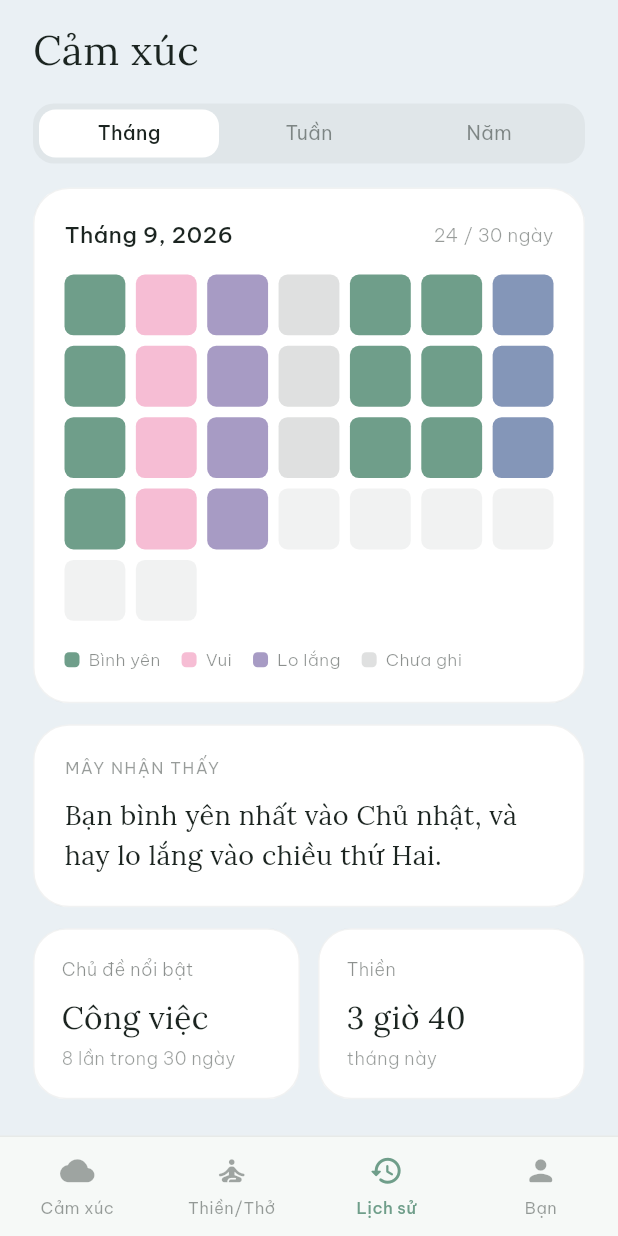
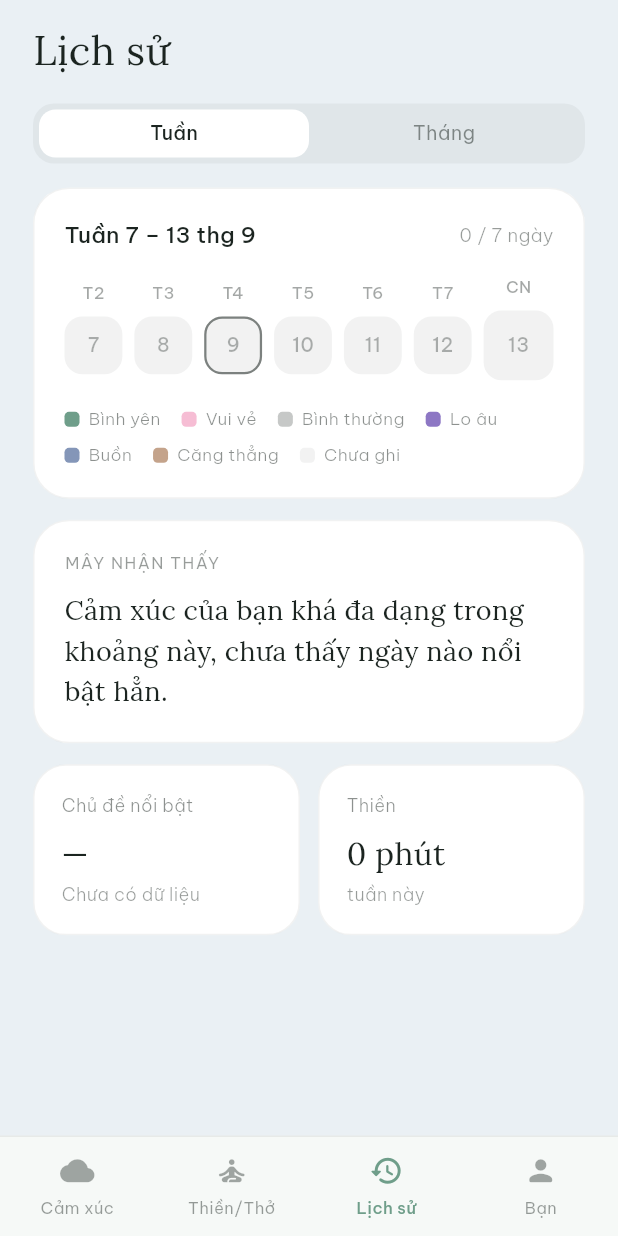
Before and after one commit to vietnguyen1254/an, a Flutter app: the MainTabs screen opened directly, item 3 of the bottom bar chosen, on a phone screen of 412 x 824 dp. Run offline on Flutter 3.47's test engine with Material 3 defaults, Android fonts, the phone set to English and light mode, and no system bars; our stand-ins replace firebase_auth, firebase_core, google_sign_in, just_audio, just_audio_background, shared_preferences and 1 more; missing offline and left inert: flutter_facebook_auth; accounts and stored records are empty; network calls fail.

Commit message:
Sync journal entries to the backend; real week/month history; mood tweaks
Auth: AuthApi.syncSession now returns the app JWT (was discarded
before) and AppState persists it, so /v1/entries calls can actually
authenticate.

AppState: fetches entries from the backend on sign-in/launch (falls
back to local-only on failure), and saveDraftEntry() posts new entries
/ patches existing ones in the background — local state updates
immediately either way, sync never blocks the UI. One entry per day:
beginDraftEntry() (called before opening the check-in flow) loads
today's existing entry into the draft if there is one, so saving
overwrites it instead of creating a duplicate.

JournalEntry gained a real entryDate (was just a display string before
— no way to group by day/week/month).

Journal screen ("Lịch sử" tab, was titled "Cảm xúc" — didn't match):
- Removed the Năm tab; Tuần/Tháng only, both driven by real entries.
- Week gets its own single-row 7-day layout; month keeps the 7-column
  grid, now colored from actual recorded moods instead of a hardcoded
  pattern. Tapping a day opens that day's real entry (was always
  entries.first).
- Legend covers all 6 moods (was hardcoded to 3 + "chưa ghi").
- "Mây nhận thấy" is a real rule-based insight now (lib/services/
  mood_insight.dart — ~30 template sentences across 4 scenarios,
  filled only with what the selected range's data actually shows, no
  fabrication). "Chủ đề nổi bật" is a real top-tag count over the
  range. "Thiền" stays at 0 phút — there's no listening-time tracking
  yet, showing a made-up number would be worse than admitting that.

Home screen: wired the "Ghi lại cảm xúc" button to beginDraftEntry().

Mood/May tweaks: lo lắng's color deepened (was too close to other
pastels) and its mouth changed from a round "o" (read as surprise) to
a small wavy/uneasy shape.

Co-Authored-By: Claude Sonnet 5 <noreply@anthropic.com>
Claude-Session: https://claude.ai/code/session_01BESPHactjVcMAqoGDnScay

```diff
--- a/lib/models/journal_entry.dart
+++ b/lib/models/journal_entry.dart
@@ -1,3 +1,4 @@
+import '../utils/vn_date.dart';
 import 'mood.dart';
 
 class JournalEntry {
@@ -8,6 +9,9 @@ class JournalEntry {
   final List<String> tags;
   final String note;
 
+  /// Calendar day this entry belongs to (for week/month/year grouping).
+  final DateTime entryDate;
+
   const JournalEntry({
     required this.id,
     required this.dateLabel,
@@ -15,5 +19,34 @@ class JournalEntry {
     required this.intensity,
     required this.tags,
     required this.note,
+    required this.entryDate,
   });
+
+  factory JournalEntry.fromJson(Map<String, dynamic> json) {
+    final date = DateTime.parse(json['entry_date'] as String);
+    return JournalEntry(
+      id: json['id'] as String,
+      dateLabel: formatEntryDateLabel(date),
+      mood: Mood.values.byName(json['mood'] as String),
+      intensity: json['intensity'] as int,
+      tags: (json['tags'] as List<dynamic>).cast<String>(),
+      note: json['note'] as String? ?? '',
+      entryDate: date,
+    );
+  }
+
+  Map<String, dynamic> toJson() => {
+        'mood': mood.name,
+        'intensity': intensity,
+        'tags': tags,
+        'note': note,
+        'entry_date': '${entryDate.year.toString().padLeft(4, '0')}-${entryDate.month.toString().padLeft(2, '0')}-${entryDate.day.toString().padLeft(2, '0')}',
+      };
 }
+
+/// "Thứ Ba, 1 tháng 9 · 21:12" — matches the seed entry's original format.
+String formatEntryDateLabel(DateTime d) {
+  final hh = d.hour.toString().padLeft(2, '0');
+  final mm = d.minute.toString().padLeft(2, '0');
+  return '${formatVietnameseDate(d)} · $hh:$mm';
+}
--- a/lib/screens/home/home_screen.dart
+++ b/lib/screens/home/home_screen.dart
@@ -111,7 +111,10 @@ class _HomeScreenState extends State<HomeScreen> {
                       label: isFirstDay ? 'Ghi cảm xúc đầu tiên' : 'Ghi lại cảm xúc',
                       variant: AppButtonVariant.sage,
                       height: 50,
-                      onPressed: () => Navigator.of(context).push(MaterialPageRoute(builder: (_) => const MoodCheckInScreen())),
+                      onPressed: () {
+                        context.read<AppState>().beginDraftEntry();
+                        Navigator.of(context).push(MaterialPageRoute(builder: (_) => const MoodCheckInScreen()));
+                      },
                     ),
                   ],
                 ),
--- a/lib/screens/journal/day_detail_screen.dart
+++ b/lib/screens/journal/day_detail_screen.dart
@@ -37,7 +37,7 @@ class DayDetailScreen extends StatelessWidget {
                 mainAxisAlignment: MainAxisAlignment.spaceBetween,
                 children: [
                   Text(
-                    'Tháng 9',
+                    'Tháng ${entry.entryDate.month}',
                     style: TextStyle(
                       fontFamily: 'BeVietnamPro',
                       fontSize: 14,
--- a/lib/screens/journal/journal_screen.dart
+++ b/lib/screens/journal/journal_screen.dart
@@ -1,11 +1,42 @@
 import 'package:flutter/material.dart';
 import 'package:provider/provider.dart';
+import '../../models/journal_entry.dart';
+import '../../models/mood.dart';
+import '../../services/mood_insight.dart';
 import '../../state/app_state.dart';
 import '../../theme/colors.dart';
 import 'day_detail_screen.dart';
 
-const _dayColors = [AppColors.sage, AppColors.rose, AppColors.lavender, Color(0x241B2420), AppColors.sage, AppColors.sage, AppColors.blueGray];
-const _rangeTabs = ['Tháng', 'Tuần', 'Năm'];
+const _rangeTabs = ['Tuần', 'Tháng'];
+const _weekdayShort = ['T2', 'T3', 'T4', 'T5', 'T6', 'T7', 'CN'];
+const _emptyDayColor = Color(0x0F1B2420); // matches AppColors.ink @ 6%
+
+String _dayKey(DateTime d) => '${d.year}-${d.month}-${d.day}';
+
+class _TopTag {
+  final String label;
+  final int count;
+  const _TopTag(this.label, this.count);
+}
+
+_TopTag? _topTag(List<JournalEntry> entries) {
+  final counts = <String, int>{};
+  for (final e in entries) {
+    for (final t in e.tags) {
+      counts[t] = (counts[t] ?? 0) + 1;
+    }
+  }
+  if (counts.isEmpty) return null;
+  final top = counts.entries.reduce((a, b) => a.value >= b.value ? a : b);
+  final label = kTags.firstWhere((t) => t.key == top.key, orElse: () => TagDef(top.key, top.key)).label;
+  return _TopTag(label, top.value);
+}
+
+String _rangeHeaderLabel(bool isWeek, DateTime start, DateTime end) {
+  if (!isWeek) return 'Tháng ${start.month}, ${start.year}';
+  if (start.month == end.month) return 'Tuần ${start.day} – ${end.day} thg ${start.month}';
+  return 'Tuần ${start.day} thg ${start.month} – ${end.day} thg ${end.month}';
+}
 
 class JournalScreen extends StatefulWidget {
   const JournalScreen({super.key});
@@ -15,11 +46,39 @@ class JournalScreen extends StatefulWidget {
 }
 
 class _JournalScreenState extends State<JournalScreen> {
-  int _tab = 0;
+  int _tab = 0; // 0 = Tuần, 1 = Tháng
 
   @override
   Widget build(BuildContext context) {
     final entries = context.watch<AppState>().entries;
+    final now = DateTime.now();
+    final isWeek = _tab == 0;
+
+    final rangeStart = isWeek
+        ? DateTime(now.year, now.month, now.day).subtract(Duration(days: now.weekday - 1))
+        : DateTime(now.year, now.month, 1);
+    final rangeDays = isWeek ? 7 : DateTime(now.year, now.month + 1, 0).day;
+    final rangeEnd = rangeStart.add(Duration(days: rangeDays - 1));
+
+    final byDay = <String, JournalEntry>{};
+    for (final e in entries) {
+      byDay[_dayKey(e.entryDate)] = e;
+    }
+
+    final entriesInRange = entries.where((e) {
+      final d = DateTime(e.entryDate.year, e.entryDate.month, e.entryDate.day);
+      return !d.isBefore(rangeStart) && !d.isAfter(rangeEnd);
+    }).toList();
+
+    final recordedDays = List.generate(rangeDays, (i) => rangeStart.add(Duration(days: i))).where((d) => byDay.containsKey(_dayKey(d))).length;
+
+    final topTag = _topTag(entriesInRange);
+
+    void openDay(DateTime d) {
+      final entry = byDay[_dayKey(d)];
+      if (entry == null) return;
+      Navigator.of(context).push(MaterialPageRoute(builder: (_) => DayDetailScreen(entryId: entry.id)));
+    }
 
     return Container(
       color: AppColors.appBg,
@@ -30,7 +89,7 @@ class _JournalScreenState extends State<JournalScreen> {
           child: Column(
             crossAxisAlignment: CrossAxisAlignment.start,
             children: [
-              const Text('Cảm xúc', style: TextStyle(fontFamily: 'Lora', fontSize: 27, color: AppColors.ink)),
+              const Text('Lịch sử', style: TextStyle(fontFamily: 'Lora', fontSize: 27, color: AppColors.ink)),
               const SizedBox(height: 16),
               Container(
                 padding: const EdgeInsets.all(4),
@@ -60,36 +119,18 @@ class _JournalScreenState extends State<JournalScreen> {
                   crossAxisAlignment: CrossAxisAlignment.start,
                   children: [
                     Row(mainAxisAlignment: MainAxisAlignment.spaceBetween, children: [
-                      const Flexible(child: Text('Tháng 9, 2026', style: TextStyle(fontFamily: 'BeVietnamPro', fontWeight: FontWeight.w500, fontSize: 15, color: AppColors.ink))),
-                      Text('24 / 30 ngày', style: TextStyle(fontFamily: 'BeVietnamPro', fontWeight: FontWeight.w300, fontSize: 12.5, color: AppColors.ink.withValues(alpha: 0.45))),
+                      Flexible(child: Text(_rangeHeaderLabel(isWeek, rangeStart, rangeEnd), style: const TextStyle(fontFamily: 'BeVietnamPro', fontWeight: FontWeight.w500, fontSize: 15, color: AppColors.ink))),
+                      Text('$recordedDays / $rangeDays ngày', style: TextStyle(fontFamily: 'BeVietnamPro', fontWeight: FontWeight.w300, fontSize: 12.5, color: AppColors.ink.withValues(alpha: 0.45))),
                     ]),
                     const SizedBox(height: 16),
-                    GridView.count(
-                      crossAxisCount: 7,
-                      shrinkWrap: true,
-                      physics: const NeverScrollableScrollPhysics(),
-                      crossAxisSpacing: 7,
-                      mainAxisSpacing: 7,
-                      children: List.generate(30, (i) {
-                        final filled = i <= 23;
-                        return GestureDetector(
-                          onTap: () {
-                            if (entries.isNotEmpty) {
-                              Navigator.of(context).push(MaterialPageRoute(builder: (_) => DayDetailScreen(entryId: entries.first.id)));
-                            }
-                          },
-                          child: Container(
-                            decoration: BoxDecoration(color: filled ? _dayColors[i % 7] : AppColors.ink.withValues(alpha: 0.06), borderRadius: BorderRadius.circular(6)),
-                          ),
-                        );
-                      }),
-                    ),
+                    if (isWeek)
+                      _WeekGrid(start: rangeStart, byDay: byDay, onTapDay: openDay)
+                    else
+                      _MonthGrid(start: rangeStart, days: rangeDays, byDay: byDay, onTapDay: openDay),
                     const SizedBox(height: 18),
-                    Wrap(spacing: 14, runSpacing: 8, children: const [
-                      _Legend(color: AppColors.sage, label: 'Bình yên'),
-                      _Legend(color: AppColors.rose, label: 'Vui'),
-                      _Legend(color: AppColors.lavender, label: 'Lo lắng'),
-                      _Legend(color: Color(0x241B2420), label: 'Chưa ghi'),
+                    Wrap(spacing: 14, runSpacing: 8, children: [
+                      for (final m in moodOrder) _Legend(color: moodColors[m]!, label: moodLabels[m]!),
+                      const _Legend(color: _emptyDayColor, label: 'Chưa ghi'),
                     ]),
                   ],
                 ),
@@ -103,20 +144,99 @@ class _JournalScreenState extends State<JournalScreen> {
                   children: [
                     Text('MÂY NHẬN THẤY', style: TextStyle(fontFamily: 'BeVietnamPro', fontSize: 11, letterSpacing: 1, color: AppColors.ink.withValues(alpha: 0.45))),
                     const SizedBox(height: 10),
-                    const Text('Bạn bình yên nhất vào Chủ nhật, và hay lo lắng vào chiều thứ Hai.', style: TextStyle(fontFamily: 'Lora', fontSize: 18, height: 27 / 18, color: AppColors.ink)),
+                    Text(generateInsight(entriesInRange), style: const TextStyle(fontFamily: 'Lora', fontSize: 18, height: 27 / 18, color: AppColors.ink)),
                   ],
                 ),
               ),
               const SizedBox(height: 14),
               Row(children: [
-                Expanded(child: _StatCard(label: 'Chủ đề nổi bật', value: 'Công việc', meta: '8 lần trong 30 ngày')),
+                Expanded(
+                  child: _StatCard(
+                    label: 'Chủ đề nổi bật',
+                    value: topTag?.label ?? '—',
+                    meta: topTag != null ? '${topTag.count} lần trong $rangeDays ngày' : 'Chưa có dữ liệu',
+                  ),
+                ),
                 const SizedBox(width: 12),
-                Expanded(child: _StatCard(label: 'Thiền', value: '3 giờ 40', meta: 'tháng này')),
+                Expanded(child: _StatCard(label: 'Thiền', value: '0 phút', meta: isWeek ? 'tuần này' : 'tháng này')),
               ]),
             ],
           ),
         ),
       ),
+    );
+  }
+}
+
+class _WeekGrid extends StatelessWidget {
+  final DateTime start;
+  final Map<String, JournalEntry> byDay;
+  final void Function(DateTime) onTapDay;
+  const _WeekGrid({required this.start, required this.byDay, required this.onTapDay});
+
+  @override
+  Widget build(BuildContext context) {
+    return Row(
+      children: List.generate(7, (i) {
+        final day = start.add(Duration(days: i));
+        final entry = byDay[_dayKey(day)];
+        final color = entry != null ? moodColors[entry.mood]! : _emptyDayColor;
+        final isToday = _dayKey(day) == _dayKey(DateTime.now());
+        return Expanded(
+          child: Padding(
+            padding: EdgeInsets.only(right: i == 6 ? 0 : 8),
+            child: Column(
+              children: [
+                Text(_weekdayShort[i], style: TextStyle(fontFamily: 'BeVietnamPro', fontSize: 11, fontWeight: FontWeight.w500, color: AppColors.ink.withValues(alpha: 0.4))),
+                const SizedBox(height: 8),
+                GestureDetector(
+                  onTap: () => onTapDay(day),
+                  child: AspectRatio(
+                    aspectRatio: 1,
+                    child: Container(
+                      decoration: BoxDecoration(
+                        color: color,
+                        borderRadius: BorderRadius.circular(12),
+                        border: isToday ? Border.all(color: AppColors.ink.withValues(alpha: 0.55), width: 1.5) : null,
+                      ),
+                      alignment: Alignment.center,
+                      child: Text('${day.day}', style: TextStyle(fontFamily: 'BeVietnamPro', fontSize: 13, fontWeight: FontWeight.w500, color: entry != null ? Colors.white.withValues(alpha: 0.9) : AppColors.ink.withValues(alpha: 0.35))),
+                    ),
+                  ),
+                ),
+              ],
+            ),
+          ),
+        );
+      }),
+    );
+  }
+}
+
+class _MonthGrid extends StatelessWidget {
+  final DateTime start;
+  final int days;
+  final Map<String, JournalEntry> byDay;
+  final void Function(DateTime) onTapDay;
+  const _MonthGrid({required this.start, required this.days, required this.byDay, required this.onTapDay});
+
+  @override
+  Widget build(BuildContext context) {
+    return GridView.count(
+      crossAxisCount: 7,
+      shrinkWrap: true,
+      physics: const NeverScrollableScrollPhysics(),
+      crossAxisSpacing: 7,
+      mainAxisSpacing: 7,
+      children: List.generate(days, (i) {
+        final day = start.add(Duration(days: i));
+        final entry = byDay[_dayKey(day)];
+        final color = entry != null ? moodColors[entry.mood]! : _emptyDayColor;
+        return GestureDetector(
+          onTap: () => onTapDay(day),
+          child: Container(decoration: BoxDecoration(color: color, borderRadius: BorderRadius.circular(6))),
+        );
+      }),
     );
   }
 }
--- /dev/null
+++ b/lib/services/mood_insight.dart
@@ -0,0 +1,105 @@
+import 'dart:math';
+
+import '../models/journal_entry.dart';
+import '../models/mood.dart';
+
+const _positiveMoods = {Mood.binhYen, Mood.vui, Mood.binhThuong};
+const _negativeMoods = {Mood.loLang, Mood.buon, Mood.kietSuc};
+
+const _weekdaysLower = ['thứ Hai', 'thứ Ba', 'thứ Tư', 'thứ Năm', 'thứ Sáu', 'thứ Bảy', 'Chủ nhật'];
+const _weekdaysCap = ['Thứ Hai', 'Thứ Ba', 'Thứ Tư', 'Thứ Năm', 'Thứ Sáu', 'Thứ Bảy', 'Chủ nhật'];
+
+String _timeOfDay(int hour) {
+  if (hour < 12) return 'sáng';
+  if (hour < 18) return 'chiều';
+  return 'tối';
+}
+
+// Sentence banks, grouped by what the underlying data actually supports —
+// never fill a placeholder with a guess, only pick from the bucket that
+// matches what was really found in entriesInRange.
+const _bothTemplates = [
+  'Bạn bình yên nhất vào {pDay}, và hay lo lắng vào {nTime} {nDay}.',
+  '{pDay} thường là ngày nhẹ nhõm nhất của bạn, trong khi {nTime} {nDay} lại hay mang nhiều lo âu hơn.',
+  'Mình để ý {pDay} bạn hay thấy ổn, còn {nTime} {nDay} thì dễ căng thẳng hơn.',
+  'Cảm xúc của bạn thường tích cực vào {pDay}, và chùng xuống vào {nTime} {nDay}.',
+  'Có vẻ {pDay} là ngày dễ chịu với bạn, còn {nTime} {nDay} thì ngược lại.',
+  'Bạn có xu hướng bình yên hơn vào {pDay}, và hay bồn chồn vào {nTime} {nDay}.',
+  '{pDay} là lúc bạn cảm thấy nhẹ nhàng nhất, {nTime} {nDay} lại là lúc lo âu ghé thăm nhiều nhất.',
+  'Nhìn lại, {pDay} bạn khá thoải mái, nhưng {nTime} {nDay} thường khiến bạn lo lắng hơn.',
+];
+
+const _positiveOnlyTemplates = [
+  'Bạn bình yên nhất vào {pDay}.',
+  '{pDay} có vẻ là ngày dễ chịu nhất của bạn gần đây.',
+  'Mình thấy {pDay} bạn thường cảm thấy ổn hơn hẳn.',
+  'Cảm xúc của bạn nhẹ nhõm nhất vào {pDay}.',
+  '{pDay} dường như mang lại cho bạn nhiều bình yên hơn những ngày khác.',
+  'Bạn có xu hướng vui vẻ, thoải mái hơn vào {pDay}.',
+  'Nhìn chung {pDay} là ngày tích cực nhất của bạn.',
+  'Có vẻ {pDay} luôn là điểm sáng trong khoảng này.',
+];
+
+const _negativeOnlyTemplates = [
+  'Bạn hay lo lắng vào {nTime} {nDay}.',
+  '{nTime} {nDay} thường là lúc bạn dễ căng thẳng nhất.',
+  'Mình để ý {nTime} {nDay} hay khiến bạn mệt mỏi hơn.',
+  'Cảm xúc của bạn hay chùng xuống vào {nTime} {nDay}.',
+  'Có vẻ {nTime} {nDay} không phải là khoảng thời gian dễ chịu với bạn.',
+  '{nTime} {nDay} dường như là lúc lo âu hay ghé thăm bạn nhất.',
+  'Bạn thường thấy nặng lòng hơn vào {nTime} {nDay}.',
+  'Nhìn lại, {nTime} {nDay} hay là lúc bạn cần được nghỉ ngơi nhất.',
+];
+
+const _noPatternTemplates = [
+  'Mây cần thêm vài ngày ghi nhận nữa để hiểu bạn rõ hơn.',
+  'Ghi lại đều đặn hơn một chút, Mây sẽ nhận ra được nhịp cảm xúc của bạn.',
+  'Chưa đủ dữ liệu để Mây nhận ra quy luật rõ ràng — cứ tiếp tục ghi nhé.',
+  'Mây đang lắng nghe, nhưng cần thêm thời gian để hiểu bạn hơn.',
+  'Cảm xúc của bạn khá đa dạng trong khoảng này, chưa thấy ngày nào nổi bật hẳn.',
+  'Mây chưa thấy quy luật rõ ràng — mỗi ngày của bạn đều khác nhau.',
+];
+
+/// Picks a random (but factually accurate) insight sentence from
+/// [entriesInRange]. Never fabricates a day/time that isn't backed by the
+/// actual data — falls back to an honest "not enough data" line instead.
+String generateInsight(List<JournalEntry> entriesInRange) {
+  final posCount = <int, int>{};
+  final negSlot = <String, int>{};
+  for (final e in entriesInRange) {
+    if (_positiveMoods.contains(e.mood)) {
+      posCount[e.entryDate.weekday] = (posCount[e.entryDate.weekday] ?? 0) + 1;
+    } else if (_negativeMoods.contains(e.mood)) {
+      final key = '${e.entryDate.weekday}|${_timeOfDay(e.entryDate.hour)}';
+      negSlot[key] = (negSlot[key] ?? 0) + 1;
+    }
+  }
+
+  String? pDay;
+  if (posCount.isNotEmpty) {
+    final top = posCount.entries.reduce((a, b) => a.value >= b.value ? a : b);
+    pDay = _weekdaysCap[top.key - 1];
+  }
+  String? nDay;
+  String? nTime;
+  if (negSlot.isNotEmpty) {
+    final top = negSlot.entries.reduce((a, b) => a.value >= b.value ? a : b);
+    final parts = top.key.split('|');
+    nDay = _weekdaysLower[int.parse(parts[0]) - 1];
+    nTime = parts[1];
+  }
+
+  final rand = Random();
+  String pick(List<String> pool) => pool[rand.nextInt(pool.length)];
+
+  if (pDay != null && nDay != null) {
+    return pick(_bothTemplates).replaceAll('{pDay}', pDay).replaceAll('{nDay}', nDay).replaceAll('{nTime}', nTime!);
+  }
+  if (pDay != null) {
+    return pick(_positiveOnlyTemplates).replaceAll('{pDay}', pDay);
+  }
+  if (nDay != null) {
+    return pick(_negativeOnlyTemplates).replaceAll('{nDay}', nDay).replaceAll('{nTime}', nTime!);
+  }
+  return pick(_noPatternTemplates);
+}
--- a/lib/theme/colors.dart
+++ b/lib/theme/colors.dart
@@ -20,7 +20,7 @@ class AppColors {
   static const sageTint = Color(0xFFE3EDE7);
   static const sageTintText = Color(0xFF3D6555);
 
-  static const lavender = Color(0xFFA79BC4);
+  static const lavender = Color(0xFF8D77C4);
   static const lavenderTint = Color(0xFFEDE9F4);
   static const lavenderTintText = Color(0xFF4F4468);
 
```
Also changed, not shown: lib/services/auth_api.dart (+14 -11 lines), lib/services/journal_api.dart (added, +56 -0 lines), lib/state/app_state.dart (+109 -15 lines), lib/widgets/may.dart (+39 -1 lines).
